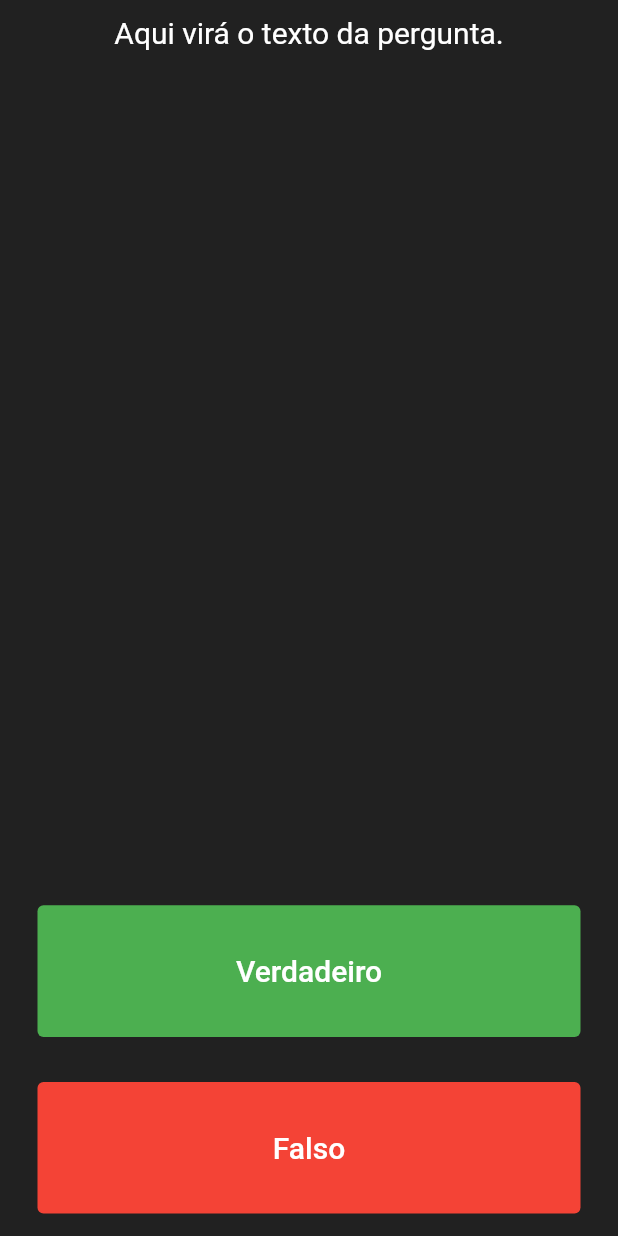
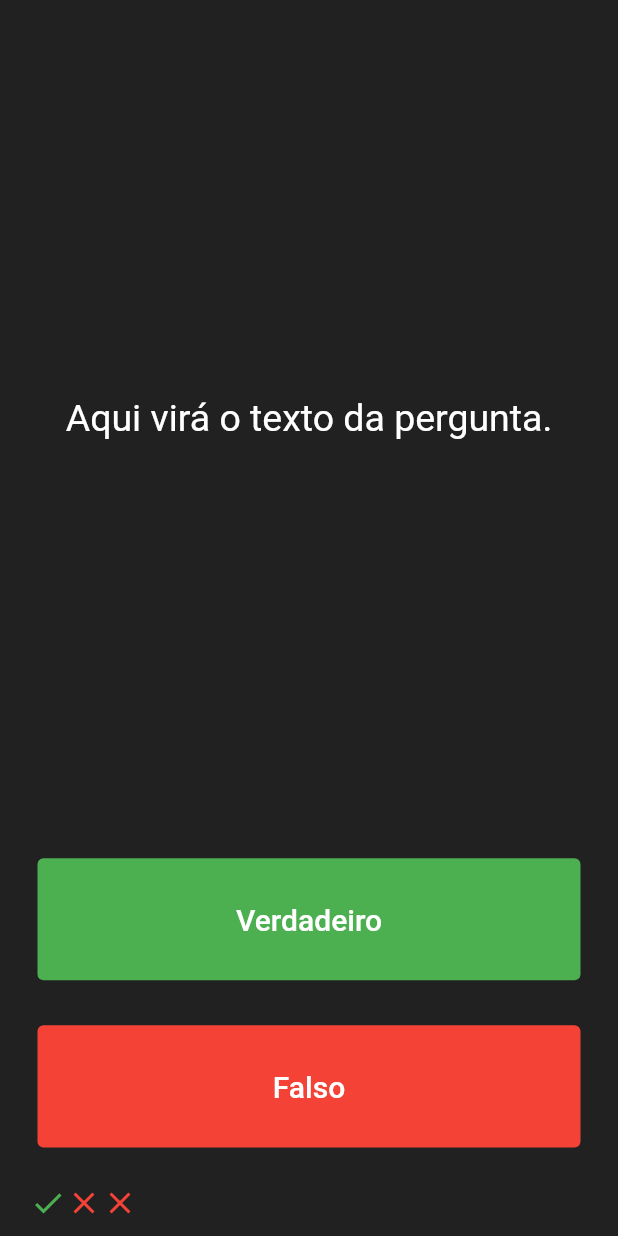
Before and after one commit to wilsonmarutti/new_quiz_flutter, a Flutter app: the screen it shows after launch, on a phone screen of 412 x 824 dp. Run offline on Flutter 3.47's test engine with Material 2 defaults, Android fonts, the phone set to English and light mode, and no system bars.

Commit message:
Adicionar row com resultados

```diff
--- a/lib/main.dart
+++ b/lib/main.dart
@@ -41,12 +41,14 @@ class _QuizPageState extends State<QuizPage> {
           flex: 5,
           child: Padding(
             padding: const EdgeInsets.all(10.0),
-            child: Text(
-              'Aqui virá o texto da pergunta.',
-              textAlign: TextAlign.center,
-              style: TextStyle(
-                fontSize: 20.0,
-                color: Colors.white,
+            child: Center(
+              child: Text(
+                'Aqui virá o texto da pergunta.',
+                textAlign: TextAlign.center,
+                style: TextStyle(
+                  fontSize: 25.0,
+                  color: Colors.white,
+                ),
               ),
             ),
           ),
@@ -91,6 +93,25 @@ class _QuizPageState extends State<QuizPage> {
             ),
           ),
         ),
+        Padding(
+          padding: const EdgeInsets.all(10.0),
+          child: Row(
+            children: [
+              Icon(
+                Icons.check,
+                color: Colors.green,
+              ),
+              Icon(
+                Icons.close,
+                color: Colors.red,
+              ),
+              Icon(
+                Icons.close,
+                color: Colors.red,
+              ),
+            ],
+          ),
+        ),
       ],
     );
   }
```
